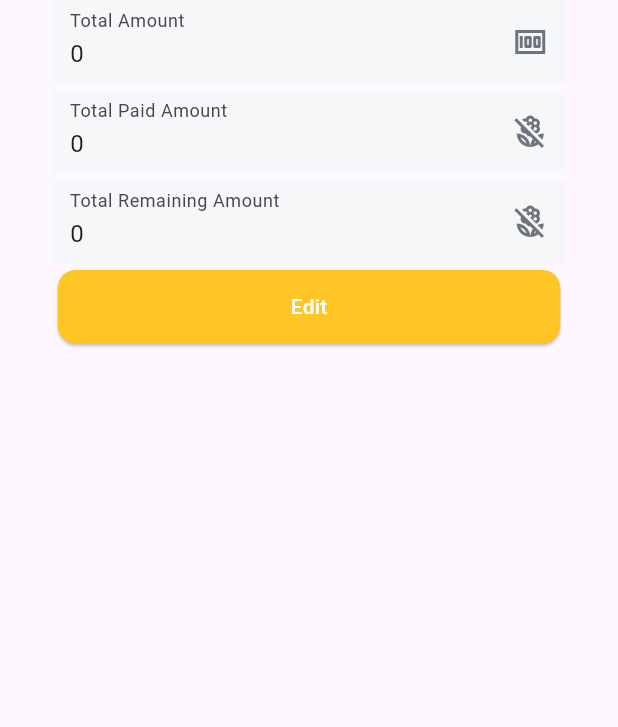
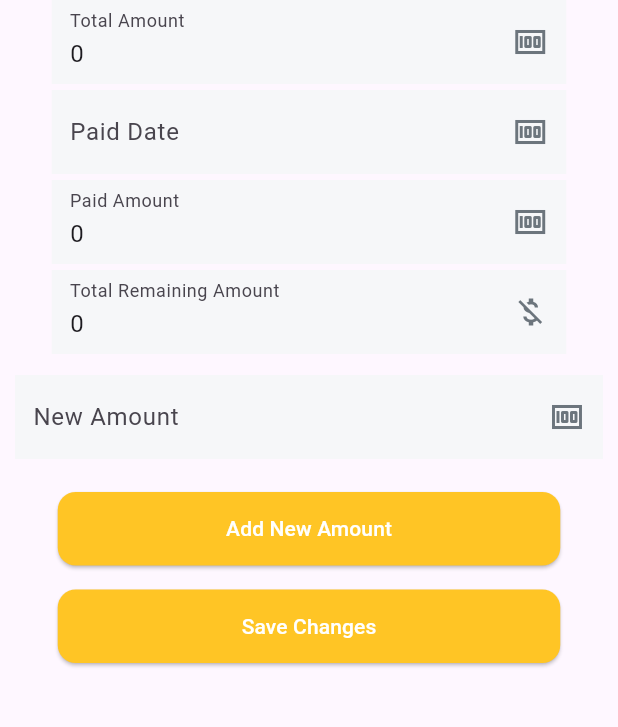
Before and after one commit to fwdAndroid/hallbooking, a Flutter app: the BookingDetail screen opened directly with empty values, after a tap on "Edit Details", on a phone screen of 412 x 824 dp, the part 285-1012 px from its top. Run offline on Flutter 3.47's test engine with Material 3 defaults, Android fonts, the phone set to English and light mode, and no system bars; our stand-ins replace cloud_firestore, firebase_auth, firebase_core, google_fonts; accounts and stored records are empty; Roboto replaces fonts that are missing (Mulish).

Commit message:
Event Booking Page

```diff
--- a/lib/screens/booking/booking_detail.dart
+++ b/lib/screens/booking/booking_detail.dart
@@ -213,12 +213,13 @@ class _BookingDetailState extends State<BookingDetail> {
                               context,
                               MaterialPageRoute(
                                   builder: (builder) => EditBooking(
+                                        eventStartDate: widget.eventStartDate,
                                         uuid: widget.uuid,
                                         paidAmount:
                                             widget.paidAmount.toString(),
                                         totalAmount:
                                             widget.totalAmount.toString(),
-                                        remaingAmount:
+                                        remainingAmount:
                                             widget.remainingAmount.toString(),
                                       )));
                         }),
--- a/lib/screens/booking/edit_booking.dart
+++ b/lib/screens/booking/edit_booking.dart
@@ -1,82 +1,121 @@
 import 'package:cloud_firestore/cloud_firestore.dart';
 import 'package:flutter/material.dart';
-import 'package:hallbooking/screens/booking/show_booking.dart';
 import 'package:hallbooking/widgets/button.dart';
 import 'package:hallbooking/widgets/colors.dart';
 import 'package:hallbooking/widgets/textform.dart';
 
 class EditBooking extends StatefulWidget {
-  final uuid;
-  final totalAmount;
-  final paidAmount;
-  final remaingAmount;
-  EditBooking(
-      {super.key,
+  final String uuid;
+  final String totalAmount;
+  final String paidAmount;
+  final String remainingAmount;
+  final String eventStartDate;
+
+  EditBooking({
+    required this.uuid,
     required this.paidAmount,
-      required this.remaingAmount,
+    required this.remainingAmount,
     required this.totalAmount,
-      required this.uuid});
+    required this.eventStartDate,
+  });
 
   @override
   State<EditBooking> createState() => _EditBookingState();
 }
 
 class _EditBookingState extends State<EditBooking> {
-  TextEditingController _totalAmountController = TextEditingController();
-  TextEditingController _payableAmountController = TextEditingController();
-  TextEditingController _remainAmountController = TextEditingController();
-  bool isLoading = false;
+  TextEditingController _newAmountController = TextEditingController();
+  TextEditingController _remainingAmountController = TextEditingController();
+  TextEditingController _paidAmountController = TextEditingController();
+  String updatedRemainingAmount = '';
+  String? updatedPaidAmount;
+
+  @override
+  void initState() {
+    super.initState();
+    _remainingAmountController.text = widget.remainingAmount;
+    _paidAmountController.text = widget.paidAmount;
+    updatedRemainingAmount = widget.remainingAmount;
+    updatedPaidAmount = widget.paidAmount;
+  }
+
+  void _updateRemainingAndPaidAmount() {
+    final newAmount = int.tryParse(_newAmountController.text) ?? 0;
+    final remainingAmount = int.tryParse(updatedRemainingAmount) ?? 0;
+    var paidAmount = int.tryParse(updatedPaidAmount!) ?? 0;
+
+    // If remaining amount is already 0, display message and return
+    if (remainingAmount <= 0) {
+      ScaffoldMessenger.of(context).showSnackBar(
+        SnackBar(content: Text("Remaining amount is already paid.")),
+      );
+      return;
+    }
+
+    // Initialize updatedPaidAmount if not already initialized
+    if (updatedPaidAmount == null) {
+      updatedPaidAmount = widget.paidAmount;
+    }
+
+    // Calculate new remaining and paid amounts
+    final updatedRemainingAmountValue = remainingAmount - newAmount;
+    paidAmount += newAmount;
+
+    // Ensure paid amount is not negative
+    if (paidAmount < 0) {
+      paidAmount = 0;
+    }
+
+    // Update state and controllers
+    setState(() {
+      updatedRemainingAmount = updatedRemainingAmountValue.toString();
+      updatedPaidAmount = paidAmount.toString();
+      _remainingAmountController.text = updatedRemainingAmount;
+      _paidAmountController.text = updatedPaidAmount!;
+    });
+  }
+
   @override
   Widget build(BuildContext context) {
-    _totalAmountController.text = widget.totalAmount;
-    _payableAmountController.text = widget.paidAmount;
-    _remainAmountController.text = widget.remaingAmount;
+    bool isLoading = false;
     return Scaffold(
       appBar: AppBar(
         backgroundColor: mainBtnColor,
         centerTitle: true,
         title: Text("Edit Booking Detail"),
       ),
-      body: Container(
-        width: MediaQuery.of(context).size.width,
+      body: SingleChildScrollView(
+        child: Center(
+          child: Container(
+            width: 500,
             height: MediaQuery.of(context).size.height,
             child: Column(
               crossAxisAlignment: CrossAxisAlignment.center,
               children: [
                 Image.asset("assets/logo.png"),
-            Container(
-              margin: const EdgeInsets.only(left: 10, right: 10),
-              child: TextFormInputField(
-                  labelText: "Total Amount",
-                  controller: _totalAmountController,
-                  hintText: "Total Rent Amount",
-                  IconSuffix: Icons.money,
-                  textInputType: TextInputType.number),
+                _buildAmountField("Total Amount", widget.totalAmount),
+                _buildAmountField("Paid Date", widget.eventStartDate),
+                _buildAmountField("Paid Amount", widget.paidAmount),
+                _buildRemainingAmountField(),
+                _buildNewAmountField(),
+                Padding(
+                  padding: const EdgeInsets.all(8.0),
+                  child: SaveButton(
+                    title: "Add New Amount",
+                    onTap: () {
+                      setState(() {
+                        final newAmount =
+                            int.tryParse(_newAmountController.text) ?? 0;
+                        _updateRemainingAndPaidAmount();
+                        _newAmountController.clear();
+                      });
+                    },
                   ),
-            Container(
-              margin: const EdgeInsets.only(left: 10, right: 10),
-              child: TextFormInputField(
-                  labelText: "Total Paid Amount",
-                  controller: _payableAmountController,
-                  hintText: "Paid Amount",
-                  IconSuffix: Icons.macro_off_outlined,
-                  textInputType: TextInputType.number),
                 ),
-            Container(
-              margin: const EdgeInsets.only(left: 10, right: 10),
-              child: TextFormInputField(
-                  labelText: "Total Remaining Amount",
-                  controller: _remainAmountController,
-                  hintText: "Remaining Amount",
-                  IconSuffix: Icons.macro_off_outlined,
-                  textInputType: TextInputType.number),
-            ),
-            isLoading
-                ? Center(
-                    child: CircularProgressIndicator(),
-                  )
-                : SaveButton(
-                    title: "Edit",
+                Padding(
+                  padding: const EdgeInsets.all(8.0),
+                  child: SaveButton(
+                    title: "Save Changes",
                     onTap: () async {
                       setState(() {
                         isLoading = true;
@@ -86,23 +125,65 @@ class _EditBookingState extends State<EditBooking> {
                           .doc(widget.uuid)
                           .update({
                         "remainingAmount":
-                            int.parse(_remainAmountController.text),
-                        "paidAmount": int.parse(_payableAmountController.text),
-                        "totalAmount": int.parse(_totalAmountController.text)
+                            int.parse(_remainingAmountController.text),
+                        "paidAmount": int.parse(_paidAmountController.text),
+                        "totalAmount": int.parse(widget.totalAmount)
                       });
                       setState(() {
                         isLoading = false;
                       });
-                      Navigator.push(
-                          context,
-                          MaterialPageRoute(
-                              builder: (builder) => ShowBooking()));
+
                       ScaffoldMessenger.of(context).showSnackBar(
                           SnackBar(content: Text("Booking Details Updated")));
-                    })
+                    },
+                  ),
+                ),
               ],
+            ),
+          ),
         ),
       ),
     );
   }
+
+  Widget _buildAmountField(String labelText, String value) {
+    return TextFormInputField(
+      readOnly: true,
+      labelText: labelText,
+      controller: TextEditingController(text: value),
+      hintText: value,
+      IconSuffix: Icons.money,
+      textInputType: TextInputType.number,
+    );
   }
+
+  Widget _buildRemainingAmountField() {
+    return TextFormInputField(
+      readOnly: true,
+      labelText: "Total Remaining Amount",
+      controller: _remainingAmountController,
+      hintText: "Remaining Amount",
+      IconSuffix: Icons.money_off,
+      textInputType: TextInputType.number,
+    );
+  }
+
+  Widget _buildNewAmountField() {
+    return Padding(
+      padding: const EdgeInsets.all(10),
+      child: Row(
+        children: [
+          Expanded(
+            child: TextFormInputField(
+              labelText: "New Amount",
+              controller: _newAmountController,
+              hintText: "Enter new amount",
+              IconSuffix: Icons.money,
+              textInputType: TextInputType.number,
+            ),
+          ),
+        ],
+      ),
+    );
+  }
+}
--- a/lib/widgets/textform.dart
+++ b/lib/widgets/textform.dart
@@ -5,6 +5,7 @@ import 'package:hallbooking/widgets/colors.dart';
 class TextFormInputField extends StatelessWidget {
   final TextEditingController controller;
   final bool isPass;
+  final bool readOnly;
   final String hintText;
   final String? labelText;
   final IconData? IconSuffix;
@@ -15,6 +16,7 @@ class TextFormInputField extends StatelessWidget {
       {Key? key,
       required this.controller,
       this.isPass = false,
+      this.readOnly = false,
       this.IconSuffix,
       this.labelText,
       this.preFixICon,
@@ -28,6 +30,7 @@ class TextFormInputField extends StatelessWidget {
       width: 343,
       height: 60,
       child: TextField(
+        readOnly: readOnly,
         decoration: InputDecoration(
           labelText: labelText,
           suffixIcon: Icon(
```
Also changed, not shown: lib/screens/income/show_income.dart (added, +28 -0 lines). Lines whose indentation alone changed are shown as unchanged.
